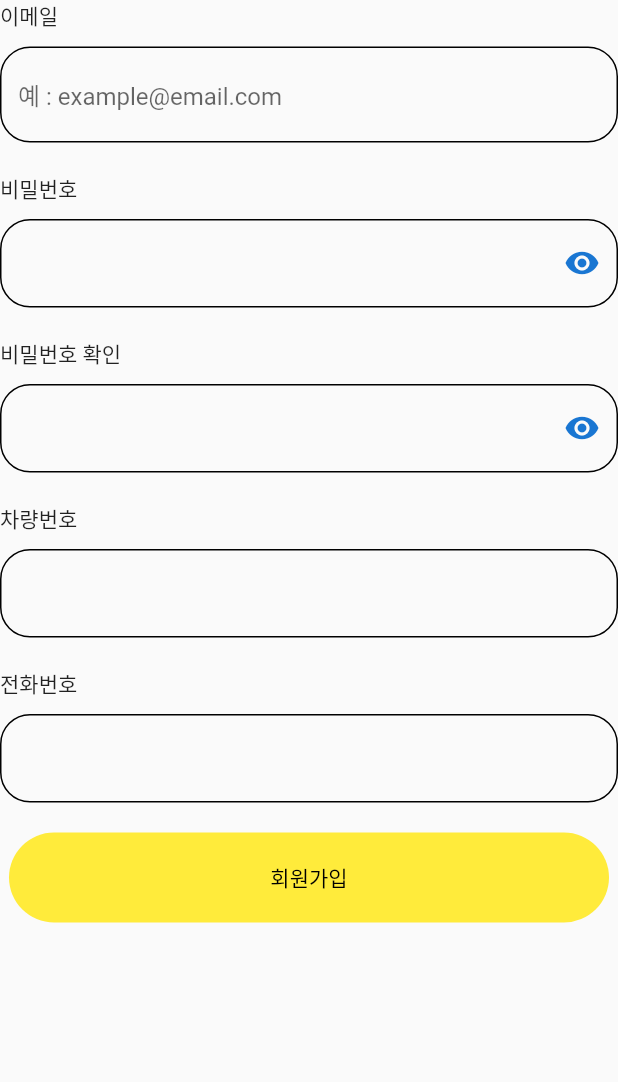
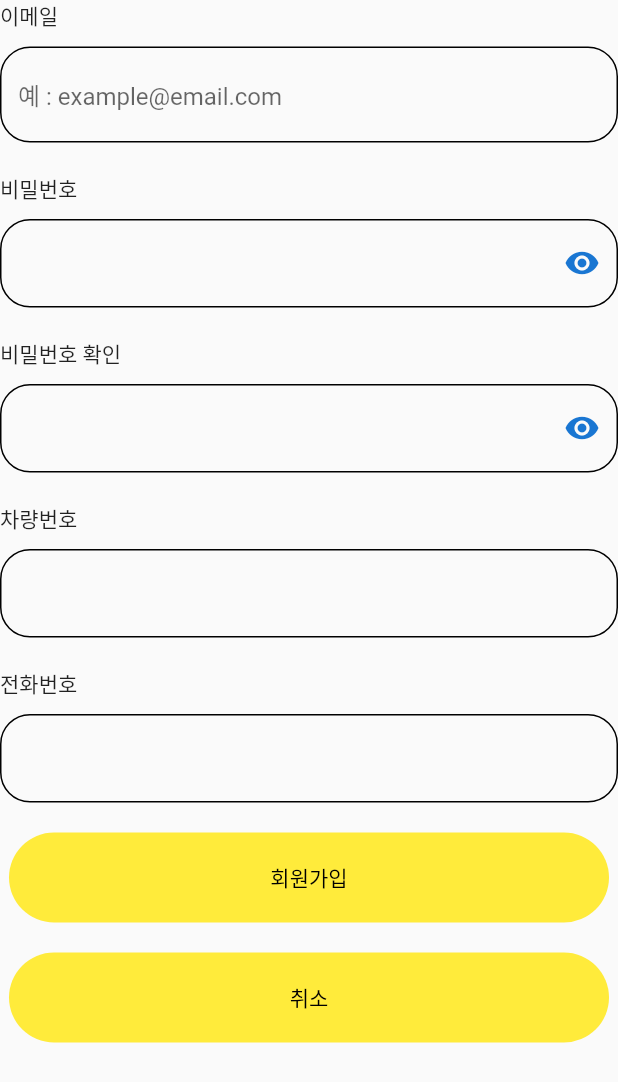
Before and after one commit to Brown-master/Client, a Flutter app: the RegisterForm widget shown alone on an empty page, opened directly, on a phone screen of 412 x 824 dp. Shown: the top 1082 px of the screen. Run offline on Flutter 3.47's test engine with Material 2 defaults, Android fonts, the phone set to English and light mode, and no system bars; our stand-ins replace firebase_core; accounts and stored records are empty.

Commit message:
💄 회원가입 취소 버튼 추가

```diff
--- a/lib/components/register_form.dart
+++ b/lib/components/register_form.dart
@@ -242,6 +242,18 @@ class _RegisterFormState extends State<RegisterForm> {
           SizedBox(
             height: 20,
           ),
+
+          TextButton(
+            onPressed: () {
+              /// 네비게이터로 화면 이동, routes의 이름을 적어 이동한다
+              Navigator.pop(context);
+            },
+            child: Text("취소"),
+          ),
+
+          SizedBox(
+            height: 20,
+          ),
         ],
       ),
     );
```
